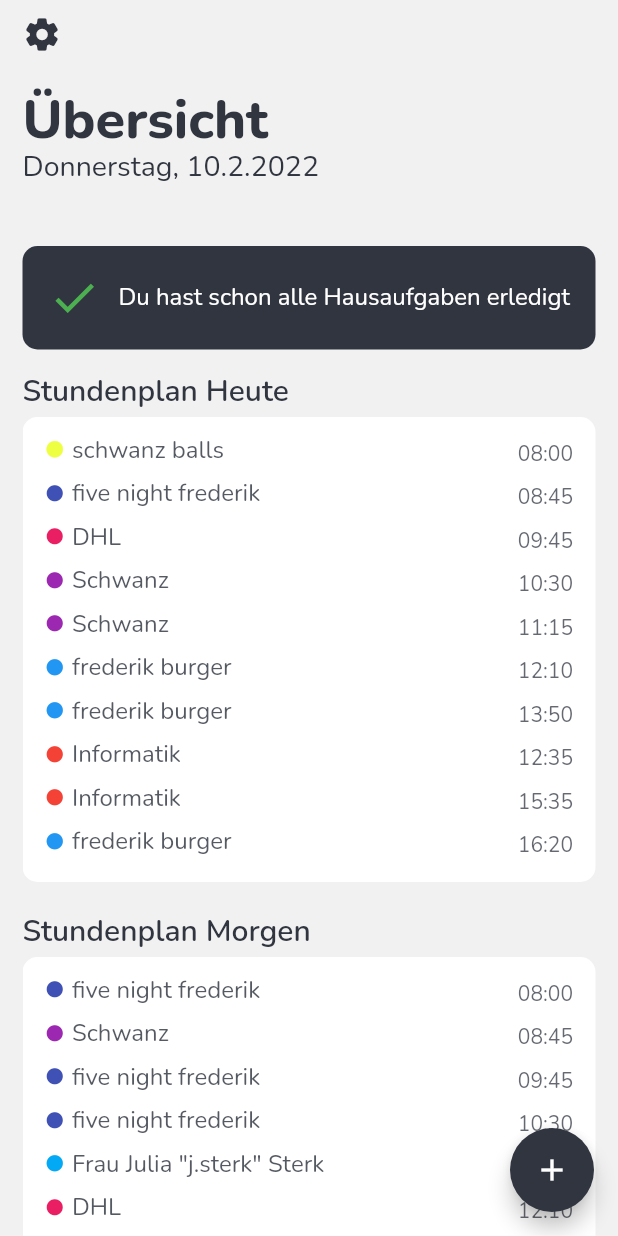
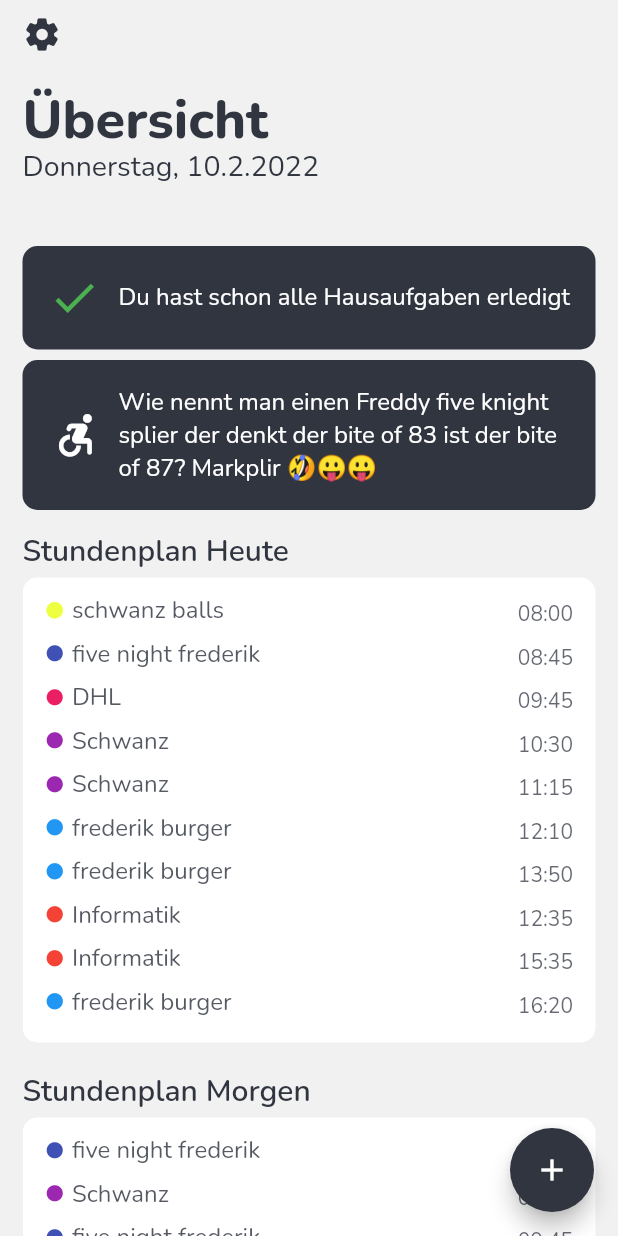
Before and after one commit to brainHausaufgaben/app, a Flutter app: the screen it shows after launch, on a phone screen of 412 x 824 dp. Run offline on Flutter 3.47's test engine with Material 2 defaults, Android fonts, the phone set to English and light mode, and no system bars; missing offline and left inert: flutter_rounded_date_picker.

Commit message:
idk was genau ich gemacht hab aber anscheined sind da jetzt voll viele änderungen wtf warum 11 files hä

```diff
--- a/lib/Backend/subject_instance.dart
+++ b/lib/Backend/subject_instance.dart
@@ -42,7 +42,4 @@ class SubjectInstance{
   List<Homework> getHomework(){
     return TimeTable.getHomework(getDate(), subject);
   }
-
-
-
 }
--- a/lib/Backend/theming.dart
+++ b/lib/Backend/theming.dart
@@ -16,27 +16,16 @@ class AppDesign with ChangeNotifier {
 }
 
 class Designs {
+  // generateDesign(primaryColor, backgroundColor, boxBackground, textColor, contrastColor, overrideIconColor)
   static DesignPackage get monochromeTheme => AppDesign.darkMode ?
-    generateDesign(const Color(0xFFFFFFFF), const Color(0xFF15161D), const Color(0xFF1C1D24), const Color(0xFFFFFFFF), const Color(0xFF212229)) :
-    generateDesign(const Color(0xFF303540), const Color(0xFFF1F1F1), const Color(0xFFFFFFFF), const Color(0xFF303540), const Color(0xFFFFFFFF));
+    generateDesign(const Color(0xFFFFFFFF), const Color(0xFF15161D), const Color(0xFF1C1D24), const Color(0xFFFFFFFF), const Color(0xFF212229), false) :
+    generateDesign(const Color(0xFF303540), const Color(0xFFF1F1F1), const Color(0xFFFFFFFF), const Color(0xFF303540), const Color(0xFFFFFFFF), false);
 
-  static DesignPackage weirdPurpleThemeIDK = generateDesign(
-      const Color(0xFF442A43), const Color(0xFF16191E), const Color(0xFF20232C), const Color(0xFFFFFFFF), const Color(0xFFFFFFFF)
-  );
-  static DesignPackage purpleThemeButLightMode = generateDesign(
-      const Color(0xFF58419F), const Color(0xFFF1F1F1), const Color(0xFFFFFFFF), const Color(0xFF303540), const Color(0xFFFFFFFF)
-  );
-  static DesignPackage yelo = generateDesign(
-      const Color(0xFFE1D12A), const Color(0xFFF1F1F1), const Color(0xFFFFFFFF), const Color(0xFF303540), const Color(0xFFFFFFFF)
-  );
-  static DesignPackage greenDarkTheme = generateDesign(
-      const Color(0xFF82A914), const Color(0xFF15161D), const Color(0xFF1C1D24), const Color(0xFFFFFFFF), const Color(0xFF212229)
-  );
-  static DesignPackage richtigFuckingEkelhaftesTheme = generateDesign(
-      const Color(0xFF0225E0), const Color(0xFF43A606), const Color(0xFF9F1B7E), const Color(0xFFF80202), const Color(0xFF07B0AA)
-  );
+  static DesignPackage get greenDarkTheme => AppDesign.darkMode ?
+    generateDesign(const Color(0xFF82A914), const Color(0xFF15161D), const Color(0xFF1C1D24), const Color(0xFFFFFFFF), const Color(0xFF212229), true) :
+    generateDesign(const Color(0xFF82A914), const Color(0xFFF1F1F1), const Color(0xFFFFFFFF), const Color(0xFF303540), const Color(0xFFFFFFFF), true);
 
-  static List<DesignPackage> themeList = [monochromeTheme, weirdPurpleThemeIDK, purpleThemeButLightMode, greenDarkTheme];
+  static List<DesignPackage> themeList = [monochromeTheme, greenDarkTheme];
 
   static DesignPackage randomTheme() {
     Random random = Random();
@@ -48,6 +37,7 @@ class DesignPackage {
   Color primaryColor;
   TextStyles textStyles;
   BoxStyle boxStyle;
+  bool overrideIconColor;
 
   // Für material shit
   ThemeData themeData;
@@ -56,29 +46,34 @@ class DesignPackage {
     required this.primaryColor,
     required this.textStyles,
     required this.themeData,
-    required this.boxStyle
+    required this.boxStyle,
+    required this.overrideIconColor
   });
 }
 
 class TextStyles {
   Color color;
+  Color contrastColor;
   TextStyle pageHeadline;
   TextStyle pageSubtitle;
   TextStyle boxHeadline;
   TextStyle pointElementPrimary;
   TextStyle pointElementSecondary;
-  TextStyle warningBoxText;
+  TextStyle collapsibleText;
+  TextStyle collapsibleTextContrast;
   TextStyle buttonText;
   TextStyle input;
 
   TextStyles({
     required this.color,
+    required this.contrastColor,
     required this.pageHeadline,
     required this.pageSubtitle,
     required this.boxHeadline,
     required this.pointElementPrimary,
     required this.pointElementSecondary,
-    required this.warningBoxText,
+    required this.collapsibleText,
+    required this.collapsibleTextContrast,
     required this.buttonText,
     required this.input
   });
@@ -96,8 +91,9 @@ class BoxStyle {
   });
 }
 
-DesignPackage generateDesign(Color primaryColor, Color backgroundColor, Color boxBackground, Color textColor, Color contrastColor) {
+DesignPackage generateDesign(Color primaryColor, Color backgroundColor, Color boxBackground, Color textColor, Color contrastColor, bool overrideIconColor) {
   return DesignPackage(
+      overrideIconColor: overrideIconColor,
       primaryColor: primaryColor,
       themeData: ThemeData(
         primarySwatch: createMaterialColor(primaryColor),
@@ -107,12 +103,14 @@ DesignPackage generateDesign(Color primaryColor, Color backgroundColor, Color bo
       ),
       textStyles: TextStyles(
         color: textColor,
+        contrastColor: contrastColor,
         pageHeadline: TextStyle(fontWeight: FontWeight.w800, fontSize:36, height: 0.6, color: textColor),
         pageSubtitle: TextStyle(fontWeight: FontWeight.w400, fontSize:19, color: textColor),
         boxHeadline: TextStyle(fontWeight: FontWeight.w600, fontSize:20, height: 0.6, color: textColor),
         pointElementPrimary: TextStyle(fontWeight: FontWeight.w400, fontSize:16 ,height: 1, color: textColor.withAlpha(210)),
-        pointElementSecondary: TextStyle(fontWeight: FontWeight.w400, fontSize:14, color: textColor.withAlpha(190)), // Probably wrong
-        warningBoxText: TextStyle(fontWeight: FontWeight.w400, fontSize:16, color: contrastColor),
+        pointElementSecondary: TextStyle(fontWeight: FontWeight.w400, fontSize:14, color: textColor.withAlpha(190)),
+        collapsibleText: TextStyle(fontWeight: FontWeight.w400, fontSize:16, color: textColor),
+        collapsibleTextContrast: TextStyle(fontWeight: FontWeight.w400, fontSize:16, color: contrastColor),
         buttonText: TextStyle(fontWeight: FontWeight.w600, fontSize:18, color: contrastColor),
         input: TextStyle(fontWeight: FontWeight.w400, fontSize:17, height: 1, color: textColor.withAlpha(210))
       ),
--- a/lib/Backend/time_table.dart
+++ b/lib/Backend/time_table.dart
@@ -8,7 +8,6 @@ import 'package:brain_app/main.dart';
 import 'package:flutter/material.dart';
 
 class TimeTable{
-
   static List<Day> week = [];
   static List<Subject> subjects = [];
   static List<Homework> homeworks = [];
--- /dev/null
+++ b/lib/Components/collapsible_box.dart
@@ -0,0 +1,67 @@
+import 'package:flutter/material.dart';
+import 'package:brain_app/Backend/theming.dart';
+
+class CollapsibleBox extends StatefulWidget {
+  String text = "empty";
+  IconData icon;
+  Color? iconColor;
+  bool collapsed = false;
+  bool dark;
+
+  CollapsibleBox({
+    Key? key,
+    required this.text,
+    required this.icon,
+    this.dark = false,
+    this.iconColor
+  }) : super(key: key);
+
+  @override
+  State<StatefulWidget> createState() =>  _CollapsibleBox();
+}
+
+class _CollapsibleBox extends State<CollapsibleBox> {
+  @override
+  Widget build(BuildContext context) {
+    return GestureDetector(
+      onTap: () {
+        setState(() {widget.collapsed = !widget.collapsed;});
+      },
+      child: AnimatedContainer (
+        decoration: BoxDecoration(
+            color: widget.dark ? AppDesign.current.primaryColor : AppDesign.current.boxStyle.backgroundColor,
+            borderRadius: AppDesign.current.boxStyle.borderRadius
+        ),
+        padding: widget.collapsed ? const EdgeInsets.all(8) : const EdgeInsets.all(17),
+        duration: const Duration(milliseconds: 100),
+        child: Row(
+            children: [
+              Padding(
+                padding: const EdgeInsets.only(right: 12),
+                child: AnimatedContainer(
+                  height: widget.collapsed ? 25 : 35,
+                  width: widget.collapsed ? 25 : 35,
+                  alignment: Alignment.center,
+                  duration: const Duration(milliseconds: 100),
+                  child: FittedBox(
+                    fit: BoxFit.fill,
+                    child: Icon(
+                        widget.icon,
+                        color: widget.iconColor == null || AppDesign.current.overrideIconColor ? (widget.dark ? AppDesign.current.textStyles.contrastColor : AppDesign.current.primaryColor) : widget.iconColor,
+                        size: 35
+                    ),
+                  )
+                )
+              ),
+              if (!widget.collapsed) Flexible(
+                  child: Text(
+                    widget.text,
+                    style: widget.dark ? AppDesign.current.textStyles.collapsibleTextContrast : AppDesign.current.textStyles.collapsibleText
+                  )
+              )
+            ]
+        ),
+      ),
+    );
+  }
+}
--- a/lib/Components/home_page_day.dart
+++ b/lib/Components/home_page_day.dart
@@ -21,6 +21,7 @@ class HomePageDay extends StatefulWidget {
   List<Widget> getHomework(SubjectInstance subject){
     List<Widget> homeworkWidgets = [];
     if(subjectsOccurred.contains(subject.subject)) {
+      // print('${subject.subject.name} hat ${subject.getHomework().length} Hausaufgaben');
       return homeworkWidgets;
     } else {
       subjectsOccurred.add(subject.subject);
@@ -41,9 +42,8 @@ class HomePageDay extends StatefulWidget {
       subjectWidgets.add(
           PointElement(color: subject.subject.color,primaryText: subject.subject.name,secondaryText: subject.getStartTimeString(), child:
             Column(
-              children:getHomework(subject),
+              children: getHomework(subject),
             )
-
           )
       );
     }
--- a/lib/Components/warning_box.dart
+++ /dev/null
@@ -1,42 +0,0 @@
-import 'package:flutter/material.dart';
-import 'package:brain_app/Backend/theming.dart';
-
-class WarningBox extends StatelessWidget {
-  String text = "empty";
-  List icons = [const Icon(Icons.warning_rounded,color: Colors.red,size: 35,), const Icon(Icons.warning_rounded,color: Colors.orange,size: 35,), const Icon(Icons.check,color: Colors.green,size: 35,)];
-  int iconIndex = 0;
-
-  WarningBox({
-    Key? key,
-    required this.text,
-    required this.iconIndex,
-  }) : super(key: key);
-
-  @override
-  Widget build(BuildContext context) {
-    return Padding(
-        padding: const EdgeInsets.only(bottom: 0),
-        child: Container(
-          decoration: BoxDecoration(
-              color: AppDesign.current.primaryColor,
-              borderRadius: AppDesign.current.boxStyle.borderRadius
-          ),
-          padding: const EdgeInsets.all(17),
-          child: Row(
-              children: [
-                Padding(
-                  padding: const EdgeInsets.only(right: 12),
-                  child: icons[iconIndex],
-                ),
-                Flexible(
-                    child: Text(
-                      text,
-                      style: AppDesign.current.textStyles.warningBoxText,
-                    )
-                )
-              ]
-          ),
-        )
-    );
-  }
-}
--- a/lib/Pages/home_page.dart
+++ b/lib/Pages/home_page.dart
@@ -1,11 +1,12 @@
 import 'package:brain_app/Backend/homework.dart';
 import 'package:brain_app/Backend/subject.dart';
+import 'package:brain_app/Backend/theming.dart';
 import 'package:brain_app/Backend/time_table.dart';
 import 'package:brain_app/Components/home_page_day.dart';
 import 'package:brain_app/Components/point_element.dart';
 import 'package:flutter/material.dart';
 import 'page_template.dart';
-import '../Components/warning_box.dart';
+import '../Components/collapsible_box.dart';
 
 class HomePage extends StatefulWidget {
   const HomePage({Key? key}) : super(key: key);
@@ -50,6 +51,8 @@ class _HomePage extends State<HomePage>{
   }
 
   Widget getWarningBox(){
+      List<IconData> icons = [Icons.warning_rounded, Icons.warning_rounded, Icons.check];
+      List<Color> iconColors = [Colors.red, Colors.orange, Colors.green];
       int homework = TimeTable.homeworks.length;
       int iconIndex = 0;
       DateTime nextHomework = DateTime(99999);
@@ -68,7 +71,7 @@ class _HomePage extends State<HomePage>{
       if(iconIndex == 2)text = "Du hast schon alle Hausaufgaben erledigt";
       if(iconIndex == 1 || iconIndex ==  0) text = "Du hast noch " + homework.toString() + " unerledigte Hausaufgaben";
 
-      return WarningBox(text: text, iconIndex: iconIndex);
+      return CollapsibleBox(text: text, icon: icons[iconIndex], iconColor: iconColors[iconIndex], dark: true);
   }
 
 
@@ -80,7 +83,15 @@ class _HomePage extends State<HomePage>{
         child: Expanded(child: Column(
           crossAxisAlignment: CrossAxisAlignment.start,
           children: [
-           getWarningBox(),
+            getWarningBox(),
+            Padding(
+              padding: const EdgeInsets.only(top: 7),
+              child: CollapsibleBox(
+                text: "Wie nennt man einen Freddy five knight splier der denkt der bite of 83 ist der bite of 87? Markplir 🤣😛😛",
+                icon: Icons.accessible_forward_rounded,
+                dark: true
+              ),
+            ),
             Flexible(child:
               ListView(
                   padding: const EdgeInsets.only(top:25),
--- a/lib/main.dart
+++ b/lib/main.dart
@@ -3,6 +3,7 @@ import 'dart:math';
 
 import 'package:brain_app/Backend/subject_instance.dart';
 import 'package:flutter/material.dart';
+import 'package:flutter_localizations/flutter_localizations.dart';
 import 'Backend/time_table.dart';
 import 'Backend/subject.dart';
 import 'Backend/theming.dart';
@@ -11,7 +12,6 @@ import 'Pages/home_page.dart';
 void main() {
   runApp(const MyApp());
 }
-
 
 class MyApp extends StatefulWidget {
   const MyApp({Key? key}) : super(key: key);
@@ -30,7 +30,14 @@ class _MyApp extends State<MyApp> {
       title: 'Brain Hausaufgabenheft',
       // Der will dass HomePage const ist aber dann geht theming nichtmehr!!!
       home: HomePage(),
-      theme: AppDesign.current.themeData
+      theme: AppDesign.current.themeData,
+      localizationsDelegates: const [
+        GlobalMaterialLocalizations.delegate,
+        GlobalWidgetsLocalizations.delegate,
+        ],
+      supportedLocales: const [
+        Locale('de', 'DE')
+      ],
     );
   }
 
--- a/pubspec.yaml
+++ b/pubspec.yaml
@@ -28,6 +28,8 @@ environment:
 # versions available, run `flutter pub outdated`.
 dependencies:
   flutter_rounded_date_picker: 2.0.2
+  flutter_localizations:
+    sdk: flutter
   flutter:
     sdk: flutter
 
```
Also changed, not shown: lib/Components/dismissable_box.dart (indentation only), pubspec.lock.
